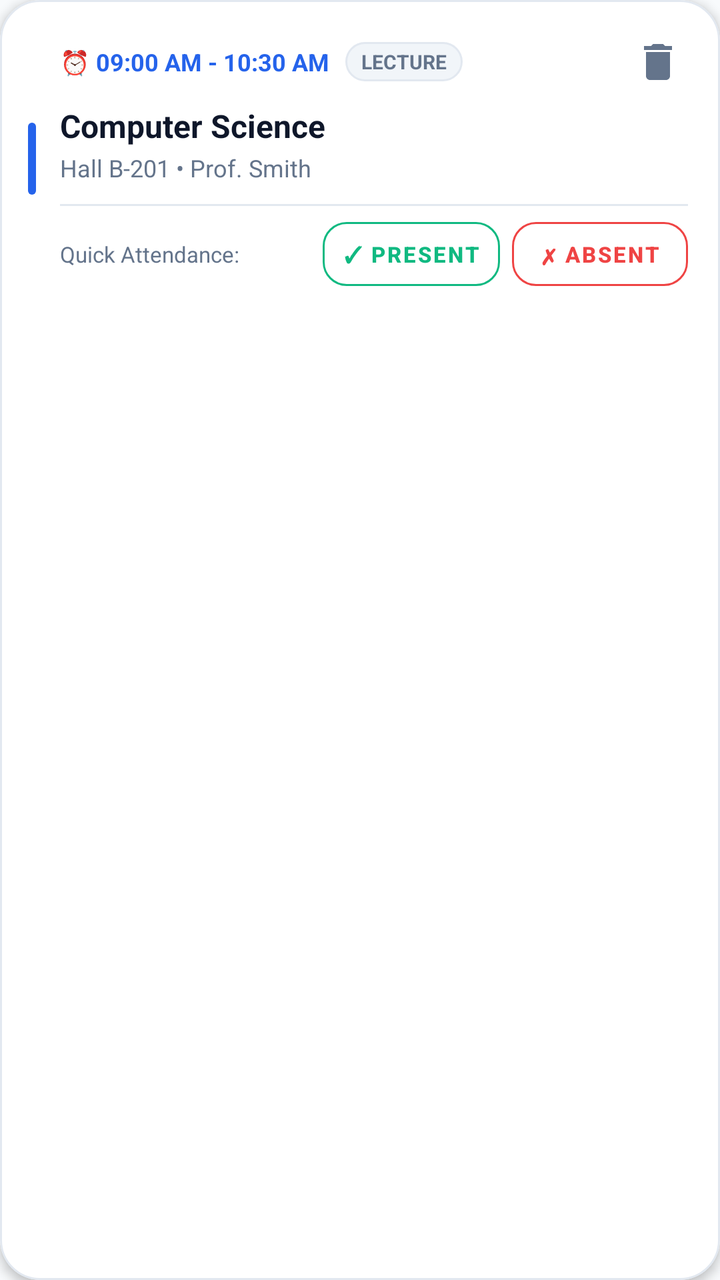
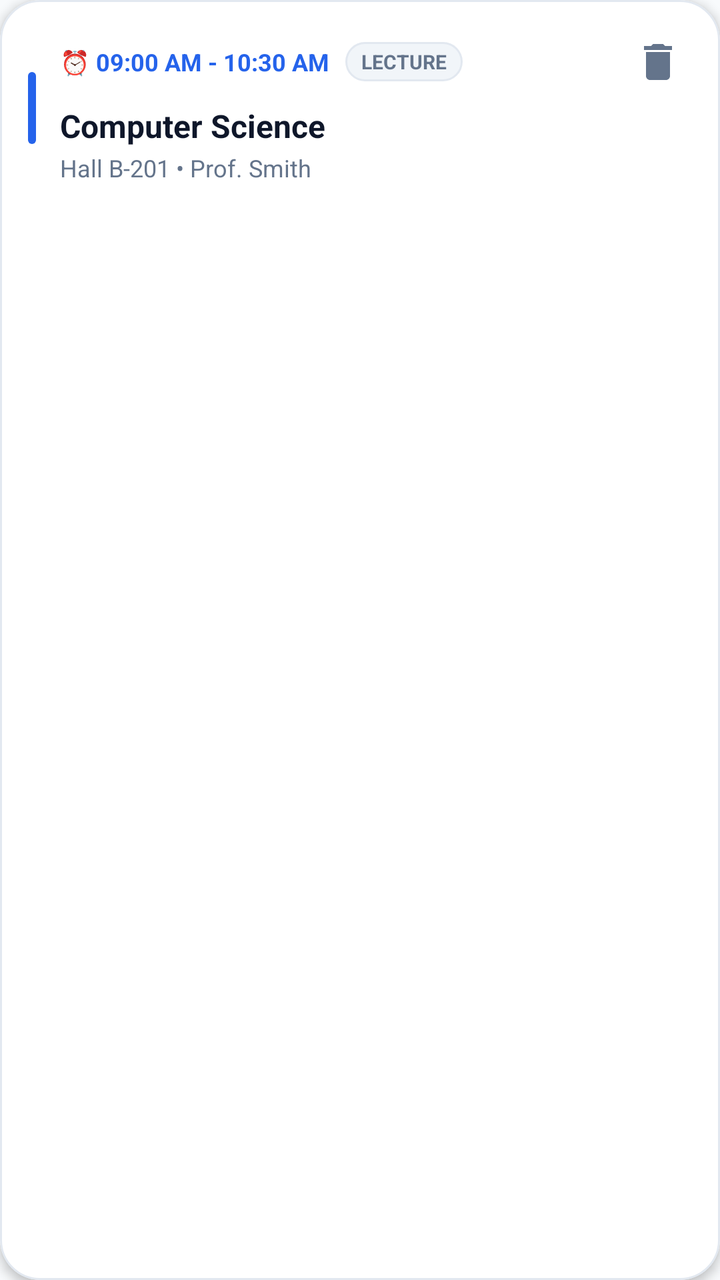

An Android layout rendered at two revisions. The XML below is the earlier revision; the diff shows what the commit changed to produce the second picture.
<!-- AndroidManifest.xml: application theme Theme.LifeSync -->
<!-- res/layout/item_class_schedule.xml -->
<?xml version="1.0" encoding="utf-8"?>
<com.google.android.material.card.MaterialCardView xmlns:android="http://schemas.android.com/apk/res/android"
    xmlns:app="http://schemas.android.com/apk/res-auto"
    android:layout_width="match_parent"
    android:layout_height="wrap_content"
    android:layout_marginBottom="10dp"
    android:clipToOutline="true"
    app:cardCornerRadius="20dp"
    app:cardElevation="3dp"
    app:strokeWidth="1dp"
    app:strokeColor="@color/card_stroke"
    app:cardBackgroundColor="@color/surface_card">

    <LinearLayout
        android:layout_width="match_parent"
        android:layout_height="wrap_content"
        android:gravity="center_vertical"
        android:orientation="horizontal">

        
        <View
            android:id="@+id/viewClassColor"
            android:layout_width="4dp"
            android:layout_height="36dp"
            android:layout_gravity="center_vertical"
            android:layout_marginStart="14dp"
            android:background="@drawable/bg_rounded_accent_pill" />

        <LinearLayout
            android:layout_width="match_parent"
            android:layout_height="wrap_content"
            android:orientation="vertical"
            android:paddingTop="16dp"
            android:paddingBottom="16dp"
            android:paddingStart="12dp"
            android:paddingEnd="16dp">

            
            <LinearLayout
                android:layout_width="match_parent"
                android:layout_height="wrap_content"
                android:gravity="center_vertical"
                android:orientation="horizontal">

                <TextView
                    android:id="@+id/tvClassTime"
                    android:layout_width="wrap_content"
                    android:layout_height="wrap_content"
                    android:text="⏰ 09:00 AM - 10:30 AM"
                    android:textColor="#2563EB"
                    android:textSize="12sp"
                    android:textStyle="bold" />

                <TextView
                    android:id="@+id/tvClassType"
                    android:layout_width="wrap_content"
                    android:layout_height="wrap_content"
                    android:layout_marginStart="8dp"
                    android:background="@drawable/bg_chip_unselected"
                    android:paddingHorizontal="8dp"
                    android:paddingVertical="3dp"
                    android:text="LECTURE"
                    android:textColor="@color/text_secondary"
                    android:textSize="10sp"
                    android:textStyle="bold" />

                
                <TextView
                    android:id="@+id/tvClassLiveStatus"
                    android:layout_width="wrap_content"
                    android:layout_height="wrap_content"
                    android:layout_marginStart="6dp"
                    android:background="@drawable/bg_chip_unselected"
                    android:paddingHorizontal="8dp"
                    android:paddingVertical="3dp"
                    android:text="● IN SESSION"
                    android:textColor="@color/income_green"
                    android:textSize="10sp"
                    android:textStyle="bold"
                    android:visibility="gone" />

                <View
                    android:layout_width="0dp"
                    android:layout_height="1dp"
                    android:layout_weight="1" />

                <ImageButton
                    android:id="@+id/btnDeleteClass"
                    android:layout_width="30dp"
                    android:layout_height="30dp"
                    android:background="?attr/selectableItemBackgroundBorderless"
                    android:contentDescription="Delete"
                    android:src="@drawable/ic_delete"
                    app:tint="@color/text_muted" />
            </LinearLayout>

            
            <TextView
                android:id="@+id/tvClassSubject"
                android:layout_width="wrap_content"
                android:layout_height="wrap_content"
                android:layout_marginTop="6dp"
                android:text="Computer Science"
                android:textColor="@color/text_primary"
                android:textSize="16sp"
                android:textStyle="bold" />

            
            <TextView
                android:id="@+id/tvClassDetails"
                android:layout_width="wrap_content"
                android:layout_height="wrap_content"
                android:layout_marginTop="2dp"
                android:text="Hall B-201 • Prof. Smith"
                android:textColor="@color/text_secondary"
                android:textSize="12sp" />

            
            <TextView
                android:id="@+id/tvClassBuilding"
                android:layout_width="wrap_content"
                android:layout_height="wrap_content"
                android:layout_marginTop="2dp"
                android:text="Building: Tech Center 2 • Online Link available"
                android:textColor="#2563EB"
                android:textSize="11sp"
                android:visibility="gone" />

            <View
                android:layout_width="match_parent"
                android:layout_height="1dp"
                android:layout_marginTop="10dp"
                android:layout_marginBottom="8dp"
                android:background="@color/card_stroke" />

            
            <LinearLayout
                android:layout_width="match_parent"
                android:layout_height="wrap_content"
                android:gravity="center_vertical"
                android:orientation="horizontal">

                <TextView
                    android:layout_width="0dp"
                    android:layout_height="wrap_content"
                    android:layout_weight="1"
                    android:text="Quick Attendance:"
                    android:textColor="@color/text_muted"
                    android:textSize="11sp" />

                <com.google.android.material.button.MaterialButton
                    android:id="@+id/btnQuickPresent"
                    style="@style/Widget.MaterialComponents.Button.OutlinedButton"
                    android:layout_width="wrap_content"
                    android:layout_height="32dp"
                    android:insetTop="0dp"
                    android:insetBottom="0dp"
                    android:paddingHorizontal="10dp"
                    android:text="✓ Present"
                    android:textColor="@color/income_green"
                    android:textSize="11sp"
                    android:textStyle="bold"
                    app:cornerRadius="12dp"
                    app:strokeColor="@color/income_green"
                    app:strokeWidth="1dp" />

                <com.google.android.material.button.MaterialButton
                    android:id="@+id/btnQuickAbsent"
                    style="@style/Widget.MaterialComponents.Button.OutlinedButton"
                    android:layout_width="wrap_content"
                    android:layout_height="32dp"
                    android:layout_marginStart="6dp"
                    android:insetTop="0dp"
                    android:insetBottom="0dp"
                    android:paddingHorizontal="10dp"
                    android:text="✗ Absent"
                    android:textColor="@color/expense_red"
                    android:textSize="11sp"
                    android:textStyle="bold"
                    app:cornerRadius="12dp"
                    app:strokeColor="@color/expense_red"
                    app:strokeWidth="1dp" />
            </LinearLayout>

        </LinearLayout>
    </LinearLayout>
</com.google.android.material.card.MaterialCardView>
<!-- resources referenced by this layout -->
<resources>
  <color name="card_stroke">#E2E8F0</color>
  <color name="expense_red">#EF4444</color>
  <color name="income_green">#10B981</color>
  <color name="surface_card">#FFFFFF</color>
  <color name="text_muted">#64748B</color>
  <color name="text_primary">#0F172A</color>
  <color name="text_secondary">#64748B</color>
  <!-- drawable bg_chip_unselected (drawable) -->
  <?xml version="1.0" encoding="utf-8"?>
  <shape xmlns:android="http://schemas.android.com/apk/res/android"
      android:shape="rectangle">
      <solid android:color="@color/surface_variant" />
      <corners android:radius="14dp" />
      <stroke
          android:width="1dp"
          android:color="@color/card_stroke" />
  </shape>
  <!-- drawable bg_rounded_accent_pill (drawable) -->
  <?xml version="1.0" encoding="utf-8"?>
  <shape xmlns:android="http://schemas.android.com/apk/res/android"
      android:shape="rectangle">
      <corners android:radius="2dp" />
      <solid android:color="#2563EB" />
  </shape>
  <!-- drawable ic_delete (drawable) -->
  <vector xmlns:android="http://schemas.android.com/apk/res/android"
      android:width="24dp"
      android:height="24dp"
      android:viewportWidth="24"
      android:viewportHeight="24">
      <path
          android:fillColor="#000000"
          android:pathData="M6,19c0,1.1 0.9,2 2,2h8c1.1,0 2,-0.9 2,-2V7H6v12zM19,4h-3.5l-1,-1h-5l-1,1H5v2h14V4z"/>
  </vector>
  <color name="surface_variant">#F1F5F9</color>
  <color name="primary">#0284C7</color>
  <color name="primary_variant">#0369A1</color>
  <color name="on_primary">#FFFFFF</color>
  <color name="secondary">#7C3AED</color>
  <color name="secondary_variant">#6D28D9</color>
  <color name="on_secondary">#FFFFFF</color>
  <color name="surface">#FFFFFF</color>
  <color name="background">#F8FAFC</color>
  <style name="CardElevationRounded" parent="Widget.MaterialComponents.CardView">
          <item name="cardCornerRadius">22dp</item>
          <item name="cardElevation">2dp</item>
          <item name="strokeWidth">1dp</item>
          <item name="strokeColor">@color/card_stroke</item>
          <item name="cardBackgroundColor">@color/surface_card</item>
      </style>
  <style name="DuoRhythmTextView" parent="android:Widget.TextView">
          <item name="android:lineSpacingExtra">2dp</item>
          <item name="android:fontFamily">sans-serif</item>
          <item name="android:includeFontPadding">true</item>
      </style>
  <style name="DuoRhythmEditText" parent="android:Widget.EditText">
          <item name="android:lineSpacingExtra">2dp</item>
          <item name="android:fontFamily">sans-serif</item>
          <item name="android:includeFontPadding">true</item>
          <item name="android:textColor">@color/text_primary</item>
          <item name="android:textColorHint">@color/text_secondary</item>
      </style>
  <!-- unchanged entries left out for length: 1 -->
</resources>

<!-- the commit's change to res/layout/item_class_schedule.xml (unified diff, before → after) -->
@@ -126,62 +126,6 @@
                 android:textSize="11sp"
                 android:visibility="gone" />
 
-            <View
-                android:layout_width="match_parent"
-                android:layout_height="1dp"
-                android:layout_marginTop="10dp"
-                android:layout_marginBottom="8dp"
-                android:background="@color/card_stroke" />
-
-            
-            <LinearLayout
-                android:layout_width="match_parent"
-                android:layout_height="wrap_content"
-                android:gravity="center_vertical"
-                android:orientation="horizontal">
-
-                <TextView
-                    android:layout_width="0dp"
-                    android:layout_height="wrap_content"
-                    android:layout_weight="1"
-                    android:text="Quick Attendance:"
-                    android:textColor="@color/text_muted"
-                    android:textSize="11sp" />
-
-                <com.google.android.material.button.MaterialButton
-                    android:id="@+id/btnQuickPresent"
-                    style="@style/Widget.MaterialComponents.Button.OutlinedButton"
-                    android:layout_width="wrap_content"
-                    android:layout_height="32dp"
-                    android:insetTop="0dp"
-                    android:insetBottom="0dp"
-                    android:paddingHorizontal="10dp"
-                    android:text="✓ Present"
-                    android:textColor="@color/income_green"
-                    android:textSize="11sp"
-                    android:textStyle="bold"
-                    app:cornerRadius="12dp"
-                    app:strokeColor="@color/income_green"
-                    app:strokeWidth="1dp" />
-
-                <com.google.android.material.button.MaterialButton
-                    android:id="@+id/btnQuickAbsent"
-                    style="@style/Widget.MaterialComponents.Button.OutlinedButton"
-                    android:layout_width="wrap_content"
-                    android:layout_height="32dp"
-                    android:layout_marginStart="6dp"
-                    android:insetTop="0dp"
-                    android:insetBottom="0dp"
-                    android:paddingHorizontal="10dp"
-                    android:text="✗ Absent"
-                    android:textColor="@color/expense_red"
-                    android:textSize="11sp"
-                    android:textStyle="bold"
-                    app:cornerRadius="12dp"
-                    app:strokeColor="@color/expense_red"
-                    app:strokeWidth="1dp" />
-            </LinearLayout>
-
         </LinearLayout>
     </LinearLayout>
 </com.google.android.material.card.MaterialCardView>
<!-- resource entries referenced after the edit -->
@@ -1,7 +1,6 @@
 <!-- resources referenced by this layout -->
 <resources>
   <color name="card_stroke">#E2E8F0</color>
-  <color name="expense_red">#EF4444</color>
   <color name="income_green">#10B981</color>
   <color name="surface_card">#FFFFFF</color>
   <color name="text_muted">#64748B</color>
